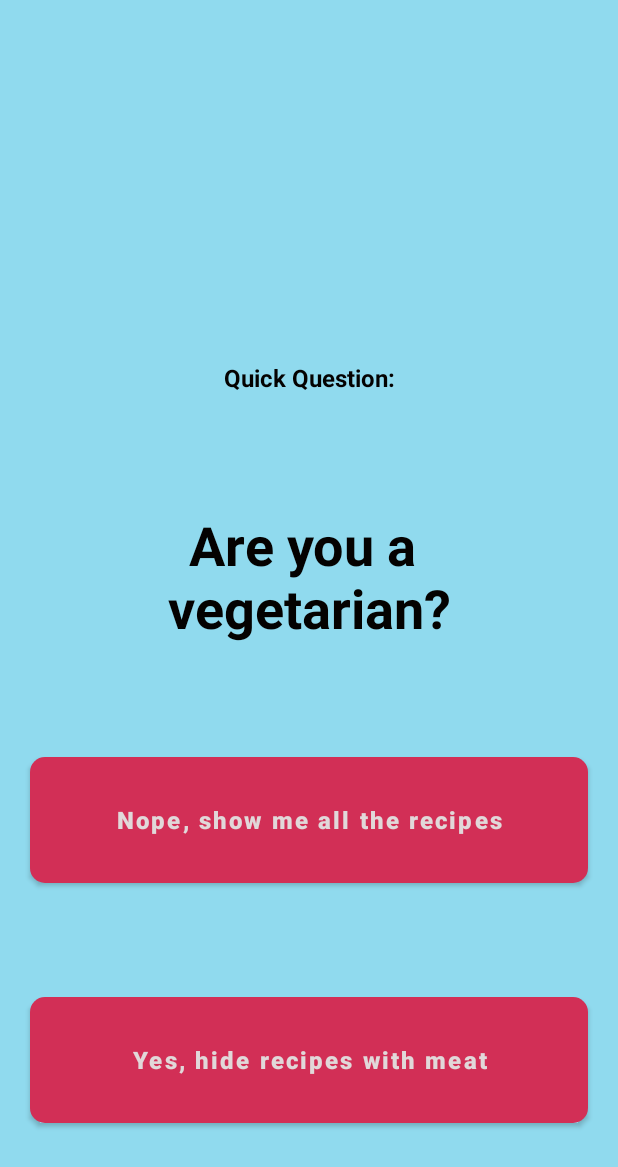
After one commit to chacha-john/iRecipe, an Android app: the layout fragment_account_setup.xml on its own in the app's theme, with its tools: preview values and no code run, on a phone screen of 412 x 824 dp. The commit adds this screen. Shown: the top 1167 px of the screen. Run offline under Robolectric (Android 15) with nearby library versions, the phone set to English and light mode, and no system bars.

Commit message:
ft - add account setup screen ft - add get started screen design res - add more colors res - add more strings to populate designs

```diff
--- a/app/src/main/java/com/chachaup/irecipe/ui/CreateAccount.kt
+++ b/app/src/main/java/com/chachaup/irecipe/ui/AccountSetup.kt
@@ -7,14 +7,14 @@ import android.view.View
 import android.view.ViewGroup
 import com.chachaup.irecipe.R
 
-class CreateAccount : Fragment() {
+class AccountSetup : Fragment() {
 
     override fun onCreateView(
         inflater: LayoutInflater, container: ViewGroup?,
         savedInstanceState: Bundle?
     ): View? {
         // Inflate the layout for this fragment
-        return inflater.inflate(R.layout.fragment_create_account, container, false)
+        return inflater.inflate(R.layout.fragment_account_setup, container, false)
     }
 
 }
--- /dev/null
+++ b/app/src/main/res/drawable/background_button_account_setup.xml
@@ -0,0 +1,6 @@
+<?xml version="1.0" encoding="utf-8"?>
+<shape xmlns:android="http://schemas.android.com/apk/res/android">
+    <solid android:color="@color/smoke_white"/>
+    <corners android:radius="10dp"/>
+
+</shape>
--- /dev/null
+++ b/app/src/main/res/layout/fragment_account_setup.xml
@@ -0,0 +1,73 @@
+<?xml version="1.0" encoding="utf-8"?>
+    <androidx.constraintlayout.widget.ConstraintLayout xmlns:android="http://schemas.android.com/apk/res/android"
+    xmlns:tools="http://schemas.android.com/tools"
+    android:layout_width="match_parent"
+    android:layout_height="match_parent"
+    xmlns:app="http://schemas.android.com/apk/res-auto"
+    android:background="@color/middle_blue"
+    tools:context=".ui.AccountSetup">
+
+    <androidx.appcompat.widget.AppCompatTextView
+        android:layout_width="match_parent"
+        android:layout_height="wrap_content"
+        android:id="@+id/textViewQuickQuestion"
+        android:text="@string/quick_question"
+        android:textSize="16sp"
+        android:textAlignment="center"
+        android:textColor="@color/black"
+        app:layout_constraintTop_toTopOf="parent"
+        app:layout_constraintStart_toStartOf="parent"
+        app:layout_constraintEnd_toEndOf="parent"
+        app:layout_constraintBottom_toBottomOf="parent"
+        app:layout_constraintVertical_bias=".3"
+        android:textStyle="bold"/>
+
+    <androidx.appcompat.widget.AppCompatTextView
+        android:layout_width="match_parent"
+        android:layout_height="wrap_content"
+        android:id="@+id/textViewVegetarian"
+        android:text="@string/are_you_a_vegetarian"
+        android:textColor="@color/black"
+        android:textSize="36sp"
+        android:textAlignment="center"
+        android:textStyle="bold"
+        app:layout_constraintTop_toBottomOf="@id/textViewQuickQuestion"
+        app:layout_constraintStart_toStartOf="parent"
+        app:layout_constraintEnd_toEndOf="parent"
+        app:layout_constraintBottom_toTopOf="@id/buttonNope"
+        app:layout_constraintVertical_bias=".025"/>
+
+    <com.google.android.material.button.MaterialButton
+        android:layout_width="match_parent"
+        android:layout_height="84dp"
+        android:id="@+id/buttonNope"
+        android:text="@string/nope_show_me_all_the_recipes"
+        android:textAllCaps="false"
+        android:textStyle="bold"
+        android:textSize="16sp"
+        android:background="@drawable/background_button_account_setup"
+        app:layout_constraintStart_toStartOf="parent"
+        app:layout_constraintEnd_toEndOf="parent"
+        app:layout_constraintTop_toBottomOf="@id/textViewVegetarian"
+        app:layout_constraintBottom_toTopOf="@id/buttonYes"
+        android:layout_marginHorizontal="20dp"/>
+
+    <com.google.android.material.button.MaterialButton
+        android:layout_width="match_parent"
+        android:layout_height="84dp"
+        android:id="@+id/buttonYes"
+        android:text="@string/yes_hide_recipes_with_meant"
+        android:textAllCaps="false"
+        android:textStyle="bold"
+        android:textSize="16sp"
+        android:background="@drawable/background_button_account_setup"
+        app:layout_constraintStart_toStartOf="parent"
+        app:layout_constraintEnd_toEndOf="parent"
+        app:layout_constraintTop_toBottomOf="@id/buttonNope"
+        app:layout_constraintBottom_toBottomOf="parent"
+        android:layout_marginHorizontal="20dp"/>
+
+
+
+
+</androidx.constraintlayout.widget.ConstraintLayout>
--- a/app/src/main/res/layout/fragment_create_account.xml
+++ b/app/src/main/res/layout/fragment_get_started.xml
@@ -4,7 +4,7 @@
     android:layout_width="match_parent"
     android:layout_height="match_parent"
     xmlns:app="http://schemas.android.com/apk/res-auto"
-    tools:context=".ui.CreateAccount">
+    tools:context=".ui.GetStarted">
 
     <androidx.appcompat.widget.AppCompatImageView
         android:layout_width="match_parent"
@@ -28,7 +28,7 @@
         android:textAlignment="center"
         app:layout_constraintTop_toTopOf="parent"
         app:layout_constraintBottom_toBottomOf="parent"
-        app:layout_constraintVertical_bias=".7"
+        app:layout_constraintVertical_bias=".65"
         android:textColor="@color/black"
         app:layout_constraintStart_toStartOf="parent"
         app:layout_constraintEnd_toEndOf="parent"/>
--- a/app/src/main/res/values-night/strings.xml
+++ b/app/src/main/res/values-night/strings.xml
@@ -14,4 +14,8 @@
     <string name="get_started">Get started</string>
     <string name="sign_in">Sign in</string>
     <string name="link_sign_in">Already have an account? Sign in</string>
+    <string name="quick_question">Quick Question:</string>
+    <string name="are_you_a_vegetarian">Are you a \nvegetarian?</string>
+    <string name="nope_show_me_all_the_recipes">Nope, show me all the recipes</string>
+    <string name="yes_hide_recipes_with_meant">Yes, hide recipes with meat</string>
 </resources>
--- a/app/src/main/res/values/colors.xml
+++ b/app/src/main/res/values/colors.xml
@@ -6,10 +6,12 @@
     <color name="teal_200">#FF03DAC5</color>
     <color name="teal_700">#FF018786</color>
     <color name="black">#FF040201</color>
+    <color name="eerie_black">#222221</color>
     <color name="white">#FFFFFFFF</color>
     <color name="smoke_white">#F5F5F5</color>
     <color name="ua_red">#D22F56</color>
     <color name="burnt_umber">#823229</color>
     <color name="rose_ebony">#634139</color>
     <color name="gainsboro">#E1D8D9</color>
+    <color name="middle_blue">#90DAEE</color>
 </resources>
--- a/app/src/main/res/values/strings.xml
+++ b/app/src/main/res/values/strings.xml
@@ -16,4 +16,8 @@
     <string name="get_started">Get started</string>
     <string name="sign_in">Sign in</string>
     <string name="link_sign_in">Already have an account? Sign in</string>
+    <string name="quick_question">Quick Question:</string>
+    <string name="are_you_a_vegetarian">Are you a \nvegetarian?</string>
+    <string name="nope_show_me_all_the_recipes">Nope, show me all the recipes</string>
+    <string name="yes_hide_recipes_with_meant">Yes, hide recipes with meat</string>
 </resources>
--- a/app/src/main/res/values/themes.xml
+++ b/app/src/main/res/values/themes.xml
@@ -14,7 +14,7 @@
         <!-- Customize your theme here. -->
 
         // Add splash screen
-        <item name="android:windowSplashScreenBackground">@color/rose_ebony</item>
+        <item name="android:windowSplashScreenBackground">@color/middle_blue</item>
         <item name="android:windowSplashScreenAnimationDuration">1000</item>
         <item name="android:windowSplashscreenContent">@string/app_name</item>
 
```
Also changed, not shown: app/src/main/java/com/chachaup/irecipe/ui/GetStarted.kt (added, +20 -0 lines), app/src/main/res/navigation/nav_graph.xml (+19 -1 lines).
